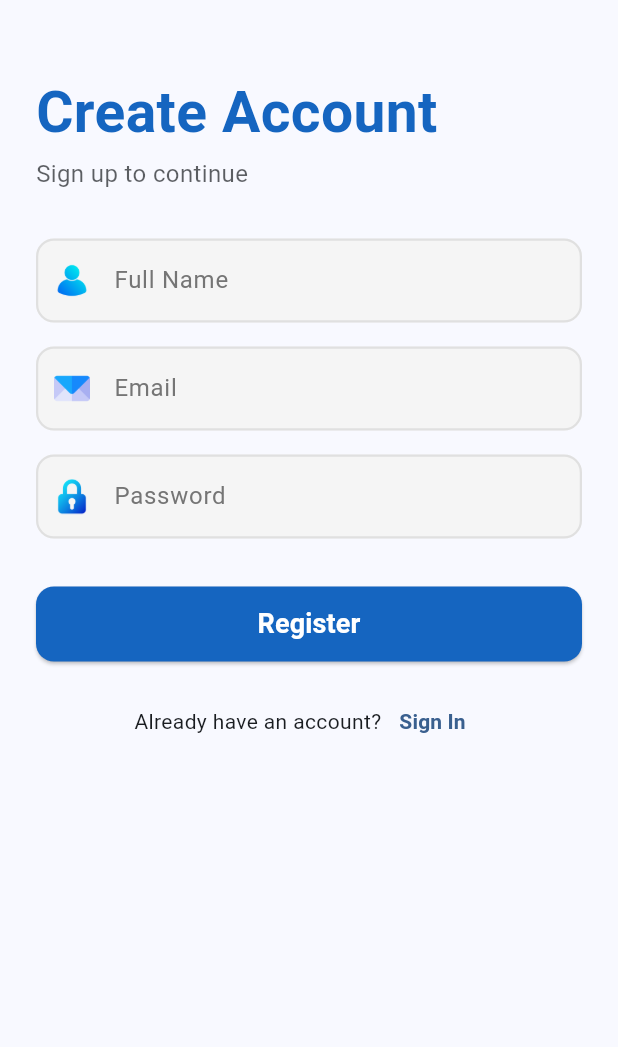
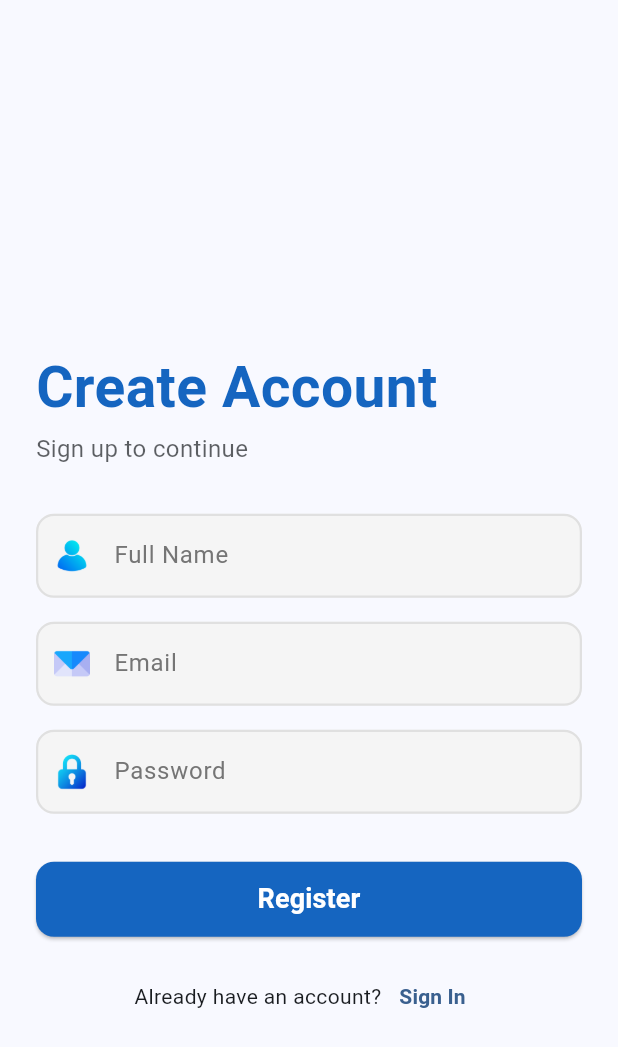
Before and after one commit to Truuuuuuuu/easemester_app, a Flutter app: the RegisterPage screen opened by its route, on a phone screen of 412 x 824 dp. Shown: the top 1047 px of the screen. Run offline on Flutter 3.47's test engine with Material 3 defaults, Android fonts, the phone set to English and light mode, and no system bars; our stand-ins replace cloud_firestore, dio, file_picker, firebase_auth, firebase_core, flutter_dotenv and 7 more; missing offline and left inert: docx_to_text, syncfusion_flutter_pdf; accounts and stored records are empty.

Commit message:
fixed err msg

```diff
--- a/lib/views/auth/register_page.dart
+++ b/lib/views/auth/register_page.dart
@@ -117,16 +117,27 @@ class _RegisterPageState extends State<RegisterPage> {
     final isDark = theme.brightness == Brightness.dark;
 
     return Scaffold(
-      backgroundColor: theme
-          .scaffoldBackgroundColor,
+      backgroundColor: theme.scaffoldBackgroundColor,
       body: SafeArea(
-        child: SingleChildScrollView(
+        child: LayoutBuilder(
+          builder: (context, constraints) {
+            return SingleChildScrollView(
               padding: const EdgeInsets.symmetric(
                 horizontal: 24,
                 vertical: 48,
               ),
+              physics:
+                  const AlwaysScrollableScrollPhysics(),
+              child: ConstrainedBox(
+                constraints: BoxConstraints(
+                  minHeight: constraints.maxHeight,
+                ),
+                child: IntrinsicHeight(
                   child: Column(
-            crossAxisAlignment: CrossAxisAlignment.start,
+                    mainAxisAlignment:
+                        MainAxisAlignment.center,
+                    crossAxisAlignment:
+                        CrossAxisAlignment.start,
                     children: [
                       Text(
                         "Create Account",
@@ -141,9 +152,7 @@ class _RegisterPageState extends State<RegisterPage> {
                         "Sign up to continue",
                         style: TextStyle(
                           color: theme.colorScheme.onSurface
-                      .withOpacity(
-                        0.7,
-                      ), // ✅ Theme-aware secondary text
+                              .withOpacity(0.7),
                           fontSize: 16,
                         ),
                       ),
@@ -159,12 +168,15 @@ class _RegisterPageState extends State<RegisterPage> {
                                 ? Colors.grey[400]
                                 : Colors.grey[600],
                           ),
-                  floatingLabelStyle: const TextStyle(
+                          floatingLabelStyle:
+                              const TextStyle(
                                 color: Colors.blue,
                                 fontWeight: FontWeight.w600,
                               ),
                           prefixIcon: Padding(
-                    padding: const EdgeInsets.all(12.0),
+                            padding: const EdgeInsets.all(
+                              12.0,
+                            ),
                             child: Image.asset(
                               'assets/images/icons/profile_icon.png',
                               width: 24,
@@ -175,10 +187,9 @@ class _RegisterPageState extends State<RegisterPage> {
                           fillColor: isDark
                               ? Colors.grey[850]
                               : Colors.grey[100],
-
-                  // Default border
                           border: OutlineInputBorder(
-                    borderRadius: BorderRadius.circular(12),
+                            borderRadius:
+                                BorderRadius.circular(12),
                             borderSide: BorderSide(
                               color: isDark
                                   ? Colors.grey[700]!
@@ -186,10 +197,9 @@ class _RegisterPageState extends State<RegisterPage> {
                               width: 1.5,
                             ),
                           ),
-
-                  // Non-focused border
                           enabledBorder: OutlineInputBorder(
-                    borderRadius: BorderRadius.circular(12),
+                            borderRadius:
+                                BorderRadius.circular(12),
                             borderSide: BorderSide(
                               color: isDark
                                   ? Colors.grey[700]!
@@ -197,10 +207,10 @@ class _RegisterPageState extends State<RegisterPage> {
                               width: 1.5,
                             ),
                           ),
-
-                  // Focused border
-                  focusedBorder: const OutlineInputBorder(
-                    borderRadius: BorderRadius.all(
+                          focusedBorder:
+                              const OutlineInputBorder(
+                                borderRadius:
+                                    BorderRadius.all(
                                       Radius.circular(12),
                                     ),
                                 borderSide: BorderSide(
@@ -210,16 +220,18 @@ class _RegisterPageState extends State<RegisterPage> {
                               ),
                         ),
                         style: TextStyle(
-                  color: theme.colorScheme.onSurface,
+                          color:
+                              theme.colorScheme.onSurface,
                         ),
                       ),
 
                       const SizedBox(height: 16),
 
-              // Email
+                      // Email TextField
                       TextField(
                         controller: _emailController,
-                keyboardType: TextInputType.emailAddress,
+                        keyboardType:
+                            TextInputType.emailAddress,
                         decoration: InputDecoration(
                           labelText: 'Email',
                           labelStyle: TextStyle(
@@ -227,12 +239,15 @@ class _RegisterPageState extends State<RegisterPage> {
                                 ? Colors.grey[400]
                                 : Colors.grey[600],
                           ),
-                  floatingLabelStyle: const TextStyle(
+                          floatingLabelStyle:
+                              const TextStyle(
                                 color: Colors.blue,
                                 fontWeight: FontWeight.w600,
                               ),
                           prefixIcon: Padding(
-                    padding: const EdgeInsets.all(12.0),
+                            padding: const EdgeInsets.all(
+                              12.0,
+                            ),
                             child: Image.asset(
                               'assets/images/icons/email_icon.png',
                               width: 24,
@@ -243,10 +258,9 @@ class _RegisterPageState extends State<RegisterPage> {
                           fillColor: isDark
                               ? Colors.grey[850]
                               : Colors.grey[100],
-
-                  // Default border
                           border: OutlineInputBorder(
-                    borderRadius: BorderRadius.circular(12),
+                            borderRadius:
+                                BorderRadius.circular(12),
                             borderSide: BorderSide(
                               color: isDark
                                   ? Colors.grey[700]!
@@ -254,10 +268,9 @@ class _RegisterPageState extends State<RegisterPage> {
                               width: 1.5,
                             ),
                           ),
-
-                  // Not focused border
                           enabledBorder: OutlineInputBorder(
-                    borderRadius: BorderRadius.circular(12),
+                            borderRadius:
+                                BorderRadius.circular(12),
                             borderSide: BorderSide(
                               color: isDark
                                   ? Colors.grey[700]!
@@ -265,10 +278,10 @@ class _RegisterPageState extends State<RegisterPage> {
                               width: 1.5,
                             ),
                           ),
-
-                  // Focused (active) border
-                  focusedBorder: const OutlineInputBorder(
-                    borderRadius: BorderRadius.all(
+                          focusedBorder:
+                              const OutlineInputBorder(
+                                borderRadius:
+                                    BorderRadius.all(
                                       Radius.circular(12),
                                     ),
                                 borderSide: BorderSide(
@@ -278,13 +291,14 @@ class _RegisterPageState extends State<RegisterPage> {
                               ),
                         ),
                         style: TextStyle(
-                  color: theme.colorScheme.onSurface,
+                          color:
+                              theme.colorScheme.onSurface,
                         ),
                       ),
 
                       const SizedBox(height: 16),
 
-              // Password
+                      // Password TextField
                       TextField(
                         controller: _passwordController,
                         obscureText: true,
@@ -295,12 +309,15 @@ class _RegisterPageState extends State<RegisterPage> {
                                 ? Colors.grey[400]
                                 : Colors.grey[600],
                           ),
-                  floatingLabelStyle: const TextStyle(
+                          floatingLabelStyle:
+                              const TextStyle(
                                 color: Colors.blue,
                                 fontWeight: FontWeight.w600,
                               ),
                           prefixIcon: Padding(
-                    padding: const EdgeInsets.all(12.0),
+                            padding: const EdgeInsets.all(
+                              12.0,
+                            ),
                             child: Image.asset(
                               'assets/images/icons/password_icon.png',
                               width: 24,
@@ -312,7 +329,8 @@ class _RegisterPageState extends State<RegisterPage> {
                               ? Colors.grey[850]
                               : Colors.grey[100],
                           border: OutlineInputBorder(
-                    borderRadius: BorderRadius.circular(12),
+                            borderRadius:
+                                BorderRadius.circular(12),
                             borderSide: BorderSide(
                               color: isDark
                                   ? Colors.grey[700]!
@@ -321,7 +339,8 @@ class _RegisterPageState extends State<RegisterPage> {
                             ),
                           ),
                           enabledBorder: OutlineInputBorder(
-                    borderRadius: BorderRadius.circular(12),
+                            borderRadius:
+                                BorderRadius.circular(12),
                             borderSide: BorderSide(
                               color: isDark
                                   ? Colors.grey[700]!
@@ -329,8 +348,10 @@ class _RegisterPageState extends State<RegisterPage> {
                               width: 1.5,
                             ),
                           ),
-                  focusedBorder: const OutlineInputBorder(
-                    borderRadius: BorderRadius.all(
+                          focusedBorder:
+                              const OutlineInputBorder(
+                                borderRadius:
+                                    BorderRadius.all(
                                       Radius.circular(12),
                                     ),
                                 borderSide: BorderSide(
@@ -340,7 +361,8 @@ class _RegisterPageState extends State<RegisterPage> {
                               ),
                         ),
                         style: TextStyle(
-                  color: theme.colorScheme.onSurface,
+                          color:
+                              theme.colorScheme.onSurface,
                         ),
                       ),
 
@@ -351,40 +373,46 @@ class _RegisterPageState extends State<RegisterPage> {
                         width: width,
                         height: 50,
                         child: ElevatedButton(
-                  onPressed: _isLoading ? null : _register,
+                          onPressed: _isLoading
+                              ? null
+                              : _register,
                           style: ElevatedButton.styleFrom(
-                    backgroundColor:  Color(0xFF1565C0),
+                            backgroundColor: const Color(
+                              0xFF1565C0,
+                            ),
                             shape: RoundedRectangleBorder(
-                      borderRadius: BorderRadius.circular(
-                        12,
-                      ),
+                              borderRadius:
+                                  BorderRadius.circular(12),
                             ),
                           ),
                           child: _isLoading
                               ? const CircularProgressIndicator(
                                   color: Colors.white,
                                 )
-                      : Text(
+                              : const Text(
                                   "Register",
                                   style: TextStyle(
                                     fontSize: 18,
-                            fontWeight: FontWeight.bold,
-                            color: Colors.white, // ✅ Theme-aware button text color
+                                    fontWeight:
+                                        FontWeight.bold,
+                                    color: Colors.white,
                                   ),
                                 ),
                         ),
                       ),
+
                       const SizedBox(height: 16),
 
                       Row(
-                mainAxisAlignment: MainAxisAlignment.center,
+                        mainAxisAlignment:
+                            MainAxisAlignment.center,
                         children: [
                           Text(
                             "Already have an account?",
                             style: TextStyle(
                               color: theme
                                   .colorScheme
-                          .onSurface, // ✅ Theme-aware text color
+                                  .onSurface,
                             ),
                           ),
                           TextButton(
@@ -399,7 +427,7 @@ class _RegisterPageState extends State<RegisterPage> {
                               style: TextStyle(
                                 color: theme
                                     .colorScheme
-                            .primary, // ✅ Theme-aware link color
+                                    .primary,
                                 fontWeight: FontWeight.bold,
                               ),
                             ),
@@ -411,5 +439,9 @@ class _RegisterPageState extends State<RegisterPage> {
                 ),
               ),
             );
+          },
+        ),
+      ),
+    );
   }
 }
--- a/lib/views/auth/verification_page.dart
+++ b/lib/views/auth/verification_page.dart
@@ -1,4 +1,5 @@
 import 'dart:async';
+import 'package:firebase_auth/firebase_auth.dart';
 import 'package:flutter/material.dart';
 import 'package:easemester_app/services/auth_service.dart';
 import 'package:easemester_app/services/firestore_service.dart';
@@ -82,9 +83,15 @@ class _EmailVerificationPageState
         _message =
             "Verification email sent! Please check your inbox.";
       });
-    } catch (e) {
+    } on FirebaseAuthException catch (e) {
       setState(() {
-        _message = "Error sending verification email: $e";
+        if (e.code == 'too-many-requests') {
+          _message =
+              "You've requested verification too many times. Please try again later.";
+        } else {
+          _message =
+              "Error sending verification email: ${e.message}";
+        }
       });
     } finally {
       if (mounted) {
@@ -188,9 +195,16 @@ class _EmailVerificationPageState
                             textAlign: TextAlign.center,
                             style: TextStyle(
                               color:
-                                  _message!.startsWith(
-                                    "Error",
-                                  )
+                                  _message!
+                                          .toLowerCase()
+                                          .contains(
+                                            "error",
+                                          ) ||
+                                      _message!
+                                          .toLowerCase()
+                                          .contains(
+                                            "too many",
+                                          )
                                   ? Colors.red
                                   : Colors.green,
                             ),
```
Lines whose indentation alone changed are shown as unchanged.
